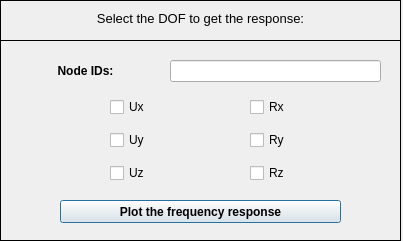
Old version of the form pulse/uix/user_input/ui/plotFrequencyResponseInput.ui in the repository open-pulse/OpenPulse.
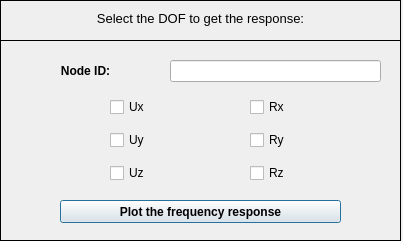
New version of the form. Icons and pictures are not drawn.

Patch:
```diff
--- a/pulse/uix/user_input/ui/plotFrequencyResponseInput.ui
+++ b/pulse/uix/user_input/ui/plotFrequencyResponseInput.ui
@@ -124,7 +124,7 @@
          </font>
         </property>
         <property name="text">
-         <string>Node IDs:</string>
+         <string>Node ID:</string>
         </property>
         <property name="alignment">
          <set>Qt::AlignCenter</set>
```
Left out of the diff: 14 changed lines with no effect on the pictures.
